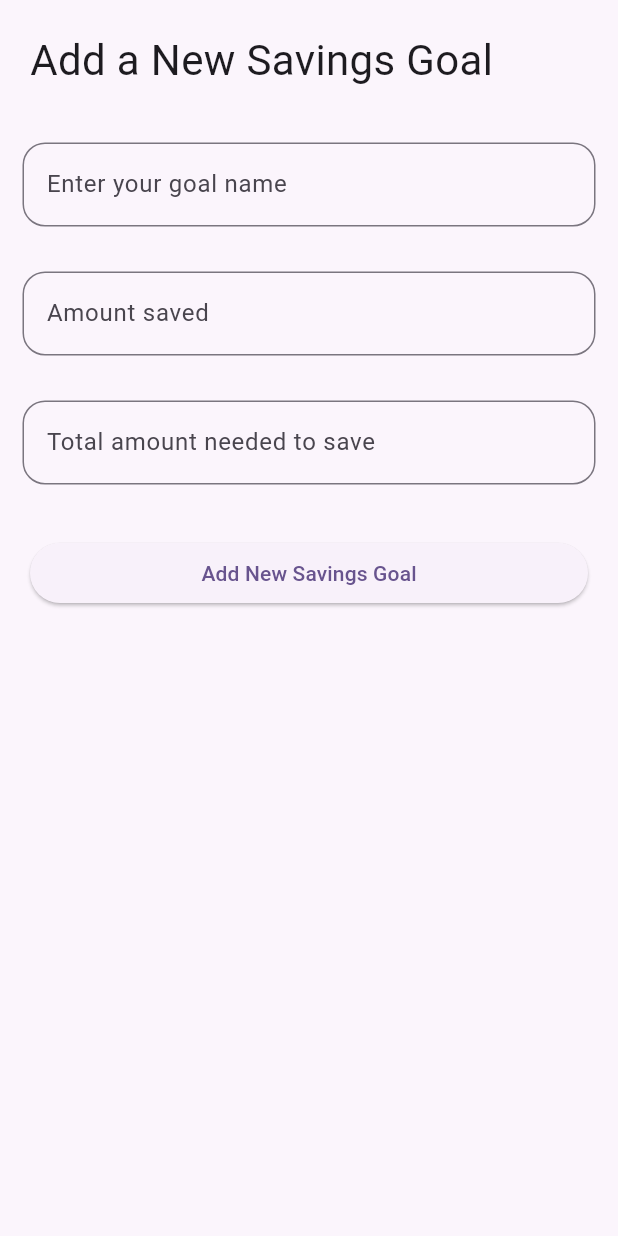
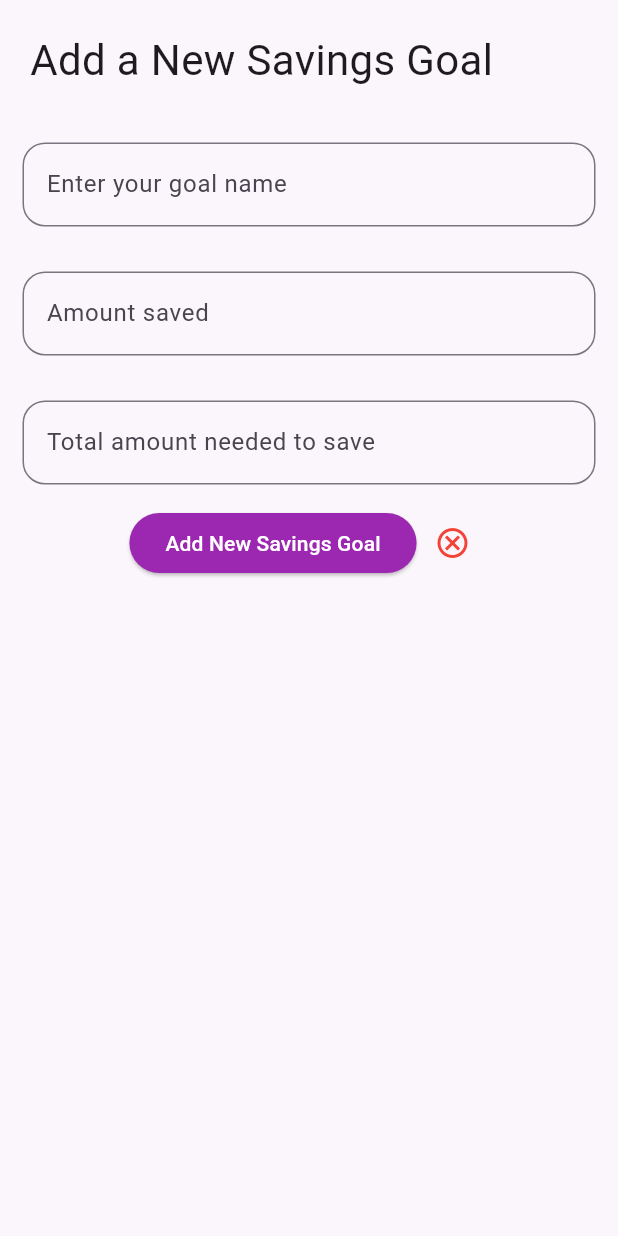
Before and after one commit to tan8325/Project_1, a Flutter app: the screen it shows after launch, item 2 of the bottom bar chosen, after a tap on "Add New Savings Goal", on a phone screen of 412 x 824 dp. Run offline on Flutter 3.47's test engine with Material 3 defaults, Android fonts, the phone set to English and light mode, and no system bars.

```diff
--- a/lib/user_page.dart
+++ b/lib/user_page.dart
@@ -47,6 +47,16 @@ class _UserPageState extends State<UserPage> {
     });
   }
 
+  // deletes goal
+  void _deleteSavingsGoal({int? index}) {
+    setState(() {
+      if (index != null) {
+        // To remove a goal in the list
+        _goals.removeAt(index);
+      }
+    });
+  }
+
   @override
   Widget build(BuildContext context) {
     return Scaffold(
@@ -64,10 +74,12 @@ class _UserPageState extends State<UserPage> {
                     // increases size of the progress indicator
                     scale: 4,
                     child: CircularProgressIndicator(
-                      value: 0.8, // placeholder value
-                      valueColor: AlwaysStoppedAnimation<Color>(
-                        Colors.deepPurpleAccent,
-                      ),
+                      value: // value changes based on values from first goal in list
+                          _goals.isNotEmpty
+                              ? (double.tryParse(_goals[0]['amtsaved']) ?? 0) /
+                                  (double.tryParse(_goals[0]['totalamt']) ?? 1)
+                              : 0,
+                      valueColor: AlwaysStoppedAnimation<Color>(Colors.purple),
                       backgroundColor: const Color.fromARGB(255, 214, 213, 213),
                       strokeWidth: 2,
                     ),
@@ -88,7 +100,9 @@ class _UserPageState extends State<UserPage> {
                         ),
                       ],
                     ),
-                    child: Text('\$1,600'), // Temporary value
+                    child: Text(
+                      _goals.isNotEmpty ? '\$${_goals[0]['amtsaved']}' : '\$0',
+                    ),
                   ),
                 ],
               ),
@@ -115,6 +129,7 @@ class _UserPageState extends State<UserPage> {
                             _amtsavedcontroller,
                             _totalamtcontroller,
                             () => _addSavingsGoal(index: index),
+                            () => _deleteSavingsGoal(index: index),
                           );
                         },
                       );
@@ -149,7 +164,7 @@ class _UserPageState extends State<UserPage> {
               ),
             ),
             // Opens bottom sheet when presssed by user
-            TextButton(
+            ElevatedButton(
               onPressed: () {
                 showModalBottomSheet(
                   context: context,
@@ -160,12 +175,18 @@ class _UserPageState extends State<UserPage> {
                       _amtsavedcontroller,
                       _totalamtcontroller,
                       _addSavingsGoal,
+                      _deleteSavingsGoal,
                     );
                   },
                 );
               },
+              style: ElevatedButton.styleFrom(
+                backgroundColor: Colors.purple,
+                foregroundColor: Colors.white,
+              ),
               child: Text('Add New Savings Goal'),
             ),
+            SizedBox(height: 15),
           ],
         ),
       ),
@@ -179,6 +200,7 @@ Widget buildFullScreenSheet(
   TextEditingController amtsavedController,
   TextEditingController totalamtController,
   Function addSavingsGoal,
+  Function deleteSavingsGoal,
 ) {
   return DraggableScrollableSheet(
     initialChildSize: 1, // sheet takes up available screen height
@@ -213,6 +235,7 @@ Widget buildFullScreenSheet(
             Padding(
               padding: EdgeInsets.all(15),
               child: TextField(
+                keyboardType: TextInputType.number,
                 controller: amtsavedController,
                 decoration: InputDecoration(
                   labelText: 'Amount saved',
@@ -234,15 +257,29 @@ Widget buildFullScreenSheet(
                 ),
               ),
             ),
-            Padding(
-              padding: EdgeInsets.all(20),
-              child: ElevatedButton(
+            Row(
+              mainAxisAlignment: MainAxisAlignment.center,
+              children: [
+                ElevatedButton(
                   onPressed: () {
                     addSavingsGoal();
                     Navigator.pop(context);
                   },
+                  style: ElevatedButton.styleFrom(
+                    backgroundColor: Colors.purple,
+                    foregroundColor: Colors.white,
+                  ),
                   child: Text("Add New Savings Goal"),
                 ),
+                IconButton(
+                  onPressed: () {
+                    deleteSavingsGoal();
+                    Navigator.pop(context);
+                  },
+                  color: Colors.red,
+                  icon: Icon(Icons.cancel_outlined),
+                ),
+              ],
             ),
           ],
         ),
```
Lines whose indentation alone changed are shown as unchanged.
